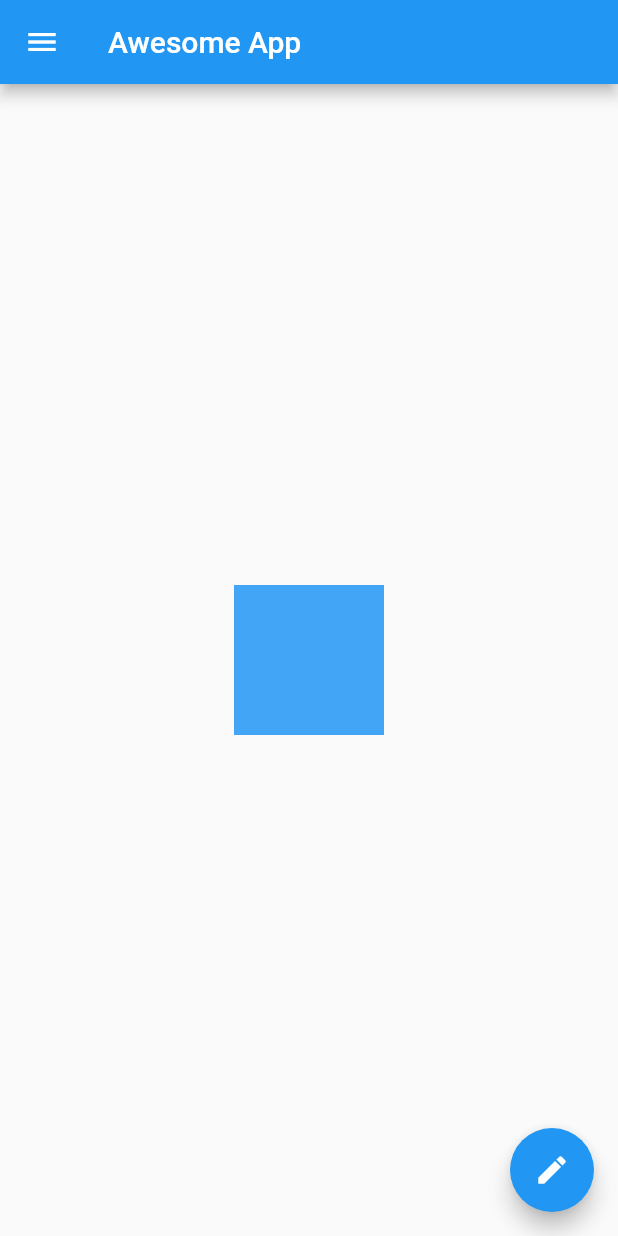
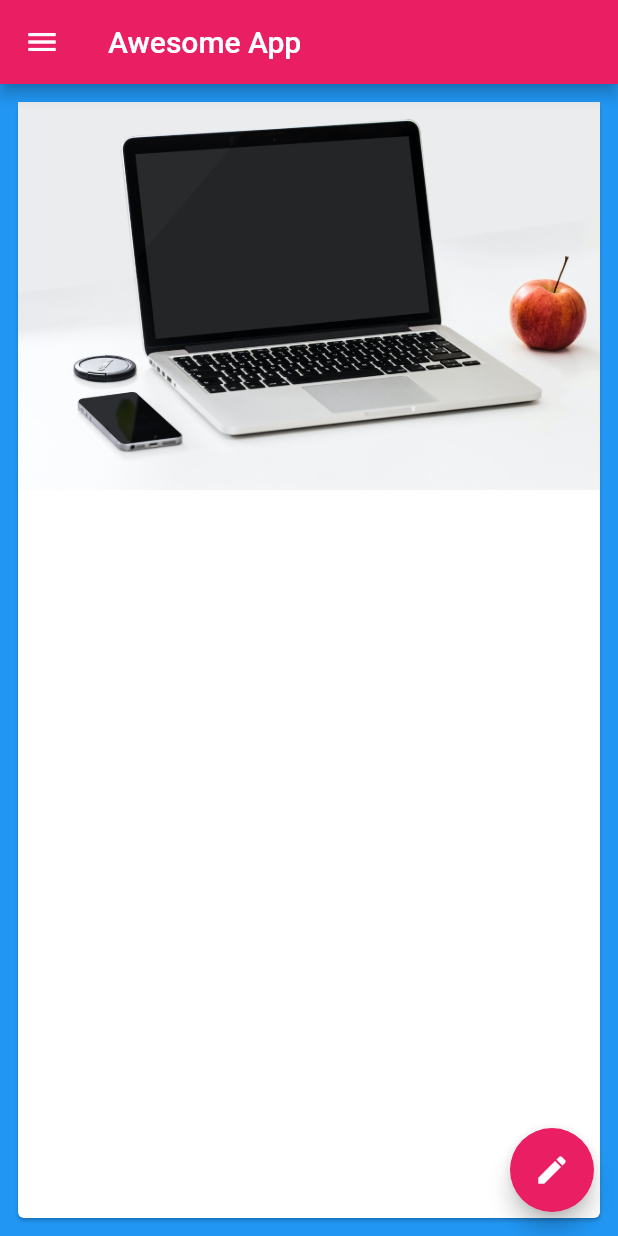
Before and after one commit to zubairbhuian/flutter-app, a Flutter app: the screen it shows after launch, in the side drawer, after a tap on the "edit" icon, on a phone screen of 412 x 824 dp. Run offline on Flutter 3.47's test engine with Material 2 defaults, Android fonts, the phone set to English and light mode, and no system bars; network calls fail.

Commit message:
flutter11.4

```diff
--- a/lib/main.dart
+++ b/lib/main.dart
@@ -4,7 +4,7 @@ void main() {
   runApp(MaterialApp(
     debugShowCheckedModeBanner: false,
     home: const HomePage(),
-    theme: ThemeData(primarySwatch: Colors.blue),
+    theme: ThemeData(primarySwatch: Colors.pink),
   ));
 }
 
@@ -14,6 +14,7 @@ class HomePage extends StatelessWidget {
   @override
   Widget build(BuildContext context) {
     return Scaffold(
+      backgroundColor: Colors.blue[500],
       appBar: AppBar(
         title: const Text("Awesome App"),
       ),
@@ -21,7 +22,7 @@ class HomePage extends StatelessWidget {
         child: ListView(
           padding: const EdgeInsets.all(0),
           children:[
-            UserAccountsDrawerHeader(
+            const UserAccountsDrawerHeader(
               accountName: Text('Zubair'),
                accountEmail: Text('bhuian@gmail.com'),
                currentAccountPicture:CircleAvatar(
@@ -29,26 +30,33 @@ class HomePage extends StatelessWidget {
                  )
               ),
             ListTile(
-                leading: Icon(Icons.person),
-                title: Text('Bhuian'),
-                subtitle: Text('Developer'),
-                trailing: Icon(Icons.edit),
+                leading: const Icon(Icons.person),
+                title: const Text('Bhuian'),
+                subtitle: const Text('Developer'),
+                trailing: const Icon(Icons.edit),
                 onTap: () {}),
             ListTile(
-                leading: Icon(Icons.email),
-                title: Text('E-mail'),
-                subtitle: Text('bhuian@gmail.com'),
-                trailing: Icon(Icons.edit),
+                leading: const Icon(Icons.email),
+                title: const Text('E-mail'),
+                subtitle: const Text('bhuian@gmail.com'),
+                trailing: const Icon(Icons.edit),
                 onTap: () {},
                 ),
           ],
         ),
       ),
       body: Center(
-        child: Container(
-          color: Colors.blue[400],
-          height: 100,
-          width: 100,
+        child: Padding(
+          padding: const EdgeInsets.all(8.0),
+          child: Card(
+            child: Column(
+              children: [
+              Image.asset(
+                "assets/one.jpg",
+                ),
+            ]),
+
+          ),
         ),
       ),
       floatingActionButton: FloatingActionButton(
--- a/pubspec.yaml
+++ b/pubspec.yaml
@@ -58,8 +58,8 @@ flutter:
   uses-material-design: true
 
   # To add assets to your application, add an assets section, like this:
-  # assets:
-  #   - images/a_dot_burr.jpeg
+  assets:
+    - assets/
   #   - images/a_dot_ham.jpeg
 
   # An image asset can refer to one or more resolution-specific "variants", see
```
Also changed, not shown: assets/one.jpg (added), images/demo.png (added), 1 other file.
